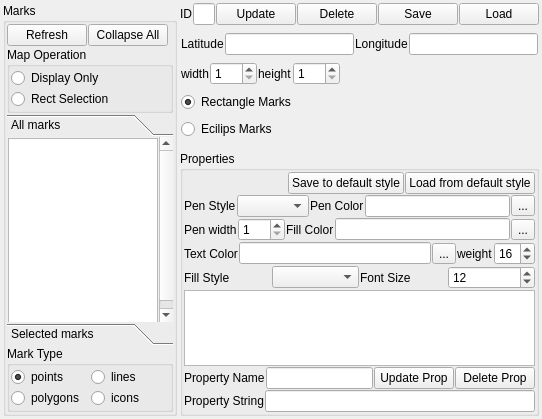
Before: the Qt Designer form qtvplugin_geomarker/qtvplugin_geomarker.ui in tgut/mercator.qtviewer, drawn with Qt 5.
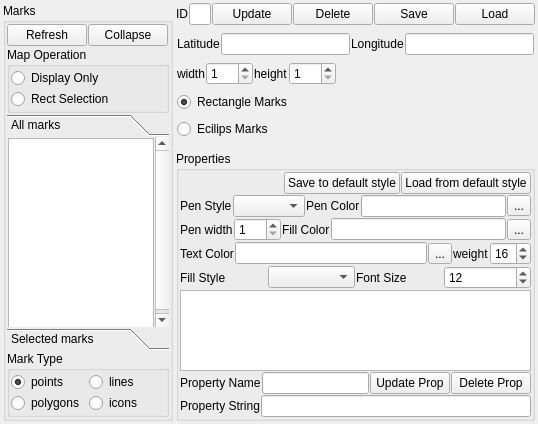
After: the same form once the commit is applied. Icons and pictures are not drawn.

Patch:
```diff
--- a/qtvplugin_geomarker/qtvplugin_geomarker.ui
+++ b/qtvplugin_geomarker/qtvplugin_geomarker.ui
@@ -6,8 +6,8 @@
    <rect>
     <x>0</x>
     <y>0</y>
-    <width>542</width>
-    <height>419</height>
+    <width>538</width>
+    <height>424</height>
    </rect>
   </property>
   <property name="windowTitle">
@@ -66,7 +66,11 @@
         <item>
          <widget class="QPushButton" name="pushButton_collaps_all">
           <property name="text">
-           <string>Collapse All</string>
+           <string>Collapse</string>
+          </property>
+          <property name="icon">
+           <iconset resource="resources.qrc">
+            <normaloff>:/icons/Collapse.png</normaloff>:/icons/Collapse.png</iconset>
           </property>
          </widget>
         </item>
@@ -142,8 +146,8 @@
           <rect>
            <x>0</x>
            <y>0</y>
-           <width>169</width>
-           <height>229</height>
+           <width>165</width>
+           <height>225</height>
           </rect>
          </property>
          <attribute name="label">
```
Left out of the diff: 72 changed lines with no effect on the pictures.
